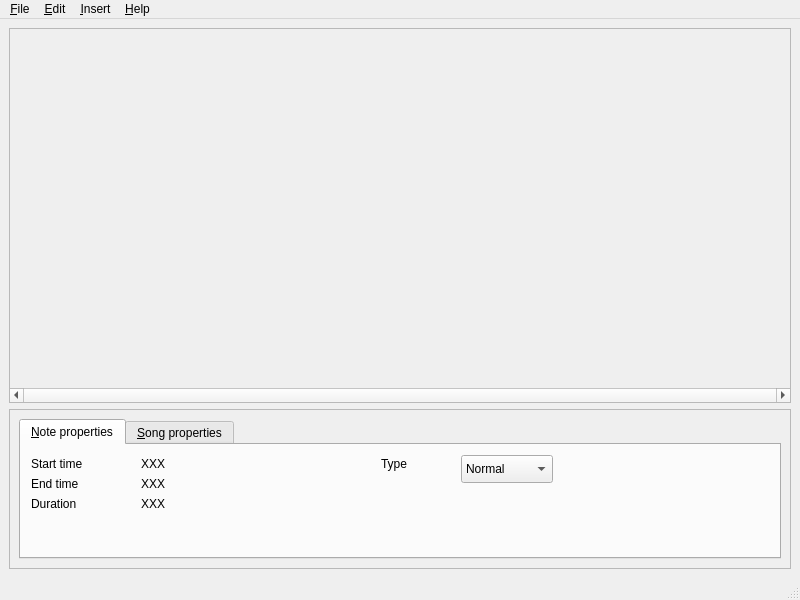
Above: editor.ui from performous/composer before the change. Below: the same form after it.
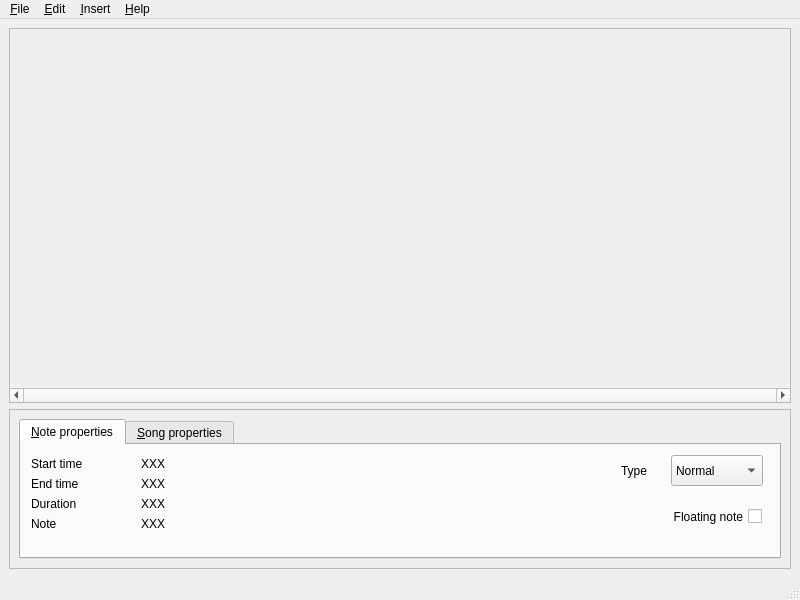
That is the form after the change. Custom widgets are drawn as their Qt base class.

Commit message: Implemented note selection (not very useful yet).

```diff
--- a/editor.ui
+++ b/editor.ui
@@ -169,10 +169,10 @@
             <widget class="QLabel" name="label_6">
              <property name="geometry">
               <rect>
-               <x>360</x>
+               <x>600</x>
                <y>10</y>
-               <width>70</width>
-               <height>18</height>
+               <width>41</width>
+               <height>31</height>
               </rect>
              </property>
              <property name="text">
@@ -182,10 +182,10 @@
             <widget class="QComboBox" name="comboNoteType">
              <property name="geometry">
               <rect>
-               <x>440</x>
+               <x>650</x>
                <y>10</y>
                <width>92</width>
-               <height>28</height>
+               <height>31</height>
               </rect>
              </property>
              <property name="editable">
@@ -207,6 +207,48 @@
               </property>
              </item>
             </widget>
+            <widget class="QLabel" name="label_8">
+             <property name="geometry">
+              <rect>
+               <x>10</x>
+               <y>70</y>
+               <width>70</width>
+               <height>18</height>
+              </rect>
+             </property>
+             <property name="text">
+              <string>Note</string>
+             </property>
+            </widget>
+            <widget class="QLabel" name="valNote">
+             <property name="geometry">
+              <rect>
+               <x>120</x>
+               <y>70</y>
+               <width>70</width>
+               <height>18</height>
+              </rect>
+             </property>
+             <property name="text">
+              <string>XXX</string>
+             </property>
+            </widget>
+            <widget class="QCheckBox" name="chkFloating">
+             <property name="geometry">
+              <rect>
+               <x>610</x>
+               <y>60</y>
+               <width>131</width>
+               <height>23</height>
+              </rect>
+             </property>
+             <property name="layoutDirection">
+              <enum>Qt::RightToLeft</enum>
+             </property>
+             <property name="text">
+              <string>Floating note</string>
+             </property>
+            </widget>
            </widget>
            <widget class="QWidget" name="tabSong">
             <attribute name="title">
```
The commit also changes 4 other files.
